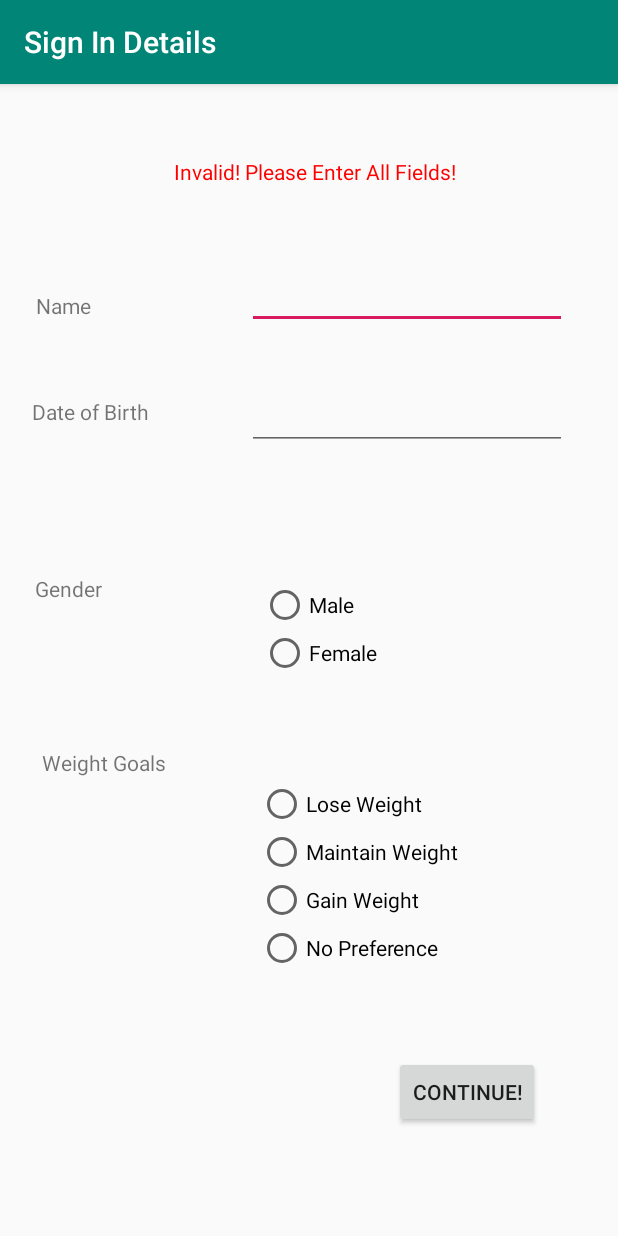
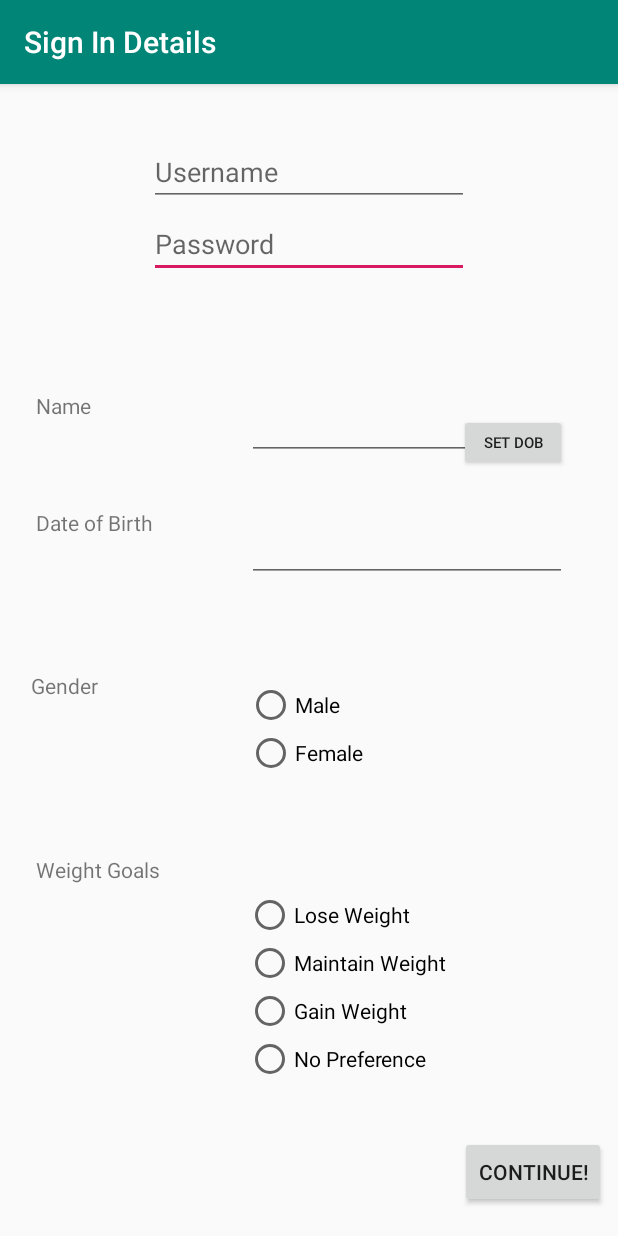
Before and after one commit to mskopic/HealthApp_test, an Android app: the UserSignUp screen opened directly, with no data from a screen before it, after a tap on "CONTINUE!", on a phone screen of 412 x 824 dp. Run offline under Robolectric (Android 15) with nearby library versions, the phone set to English and light mode, and no system bars.

Commit message:
changes made for new user sign up

```diff
--- a/app/src/main/java/com/example/healthapp_test/UserSignUp.java
+++ b/app/src/main/java/com/example/healthapp_test/UserSignUp.java
@@ -1,5 +1,7 @@
 package com.example.healthapp_test;
 
+import android.app.DatePickerDialog;
+import android.app.Dialog;
 import android.content.Context;
 import android.content.Intent;
 import android.content.SharedPreferences;
@@ -9,17 +11,33 @@ import android.os.Bundle;
 import android.support.design.widget.FloatingActionButton;
 import android.support.design.widget.Snackbar;
 import android.support.design.widget.TabLayout;
+import android.support.v4.app.DialogFragment;
 import android.support.v7.app.AppCompatActivity;
 import android.support.v7.widget.Toolbar;
+import android.view.Gravity;
+import android.view.LayoutInflater;
 import android.view.View;
+import android.view.ViewGroup;
+import android.widget.DatePicker;
 import android.widget.EditText;
 import android.widget.RadioButton;
 import android.widget.RadioGroup;
 import android.widget.TextView;
+import android.widget.Toast;
 
 import com.google.gson.Gson;
+import com.google.gson.JsonObject;
 
+import java.text.DateFormat;
+import java.text.ParseException;
+import java.text.SimpleDateFormat;
+import java.util.Calendar;
+import java.util.Date;
+import java.util.GregorianCalendar;
 import java.util.HashMap;
+import java.util.Iterator;
+import java.util.Map;
+import java.util.Set;
 
 public class UserSignUp extends AppCompatActivity {
 
@@ -35,38 +53,132 @@ public class UserSignUp extends AppCompatActivity {
     }
 
     public void saveInfo(View view) {
-        EditText name = (EditText)findViewById(R.id.name);
+        SharedPreferences user = getSharedPreferences("user_details", Context.MODE_PRIVATE);
+        Gson gson = new Gson();
+        HashMap<String, String> creds = gson.fromJson(user.getString("credentials", ""), HashMap.class);
+
+        EditText username = findViewById(R.id.username2);
+        EditText password = findViewById(R.id.password2);
+
+        String u = username.getText().toString();
+        String p = password.getText().toString();
+
+        EditText name = (EditText) findViewById(R.id.name);
         EditText dob = findViewById(R.id.dobcorr);
         String nameOf = name.getText().toString();
+        DateFormat formatter = new SimpleDateFormat("MM-dd-yy");
         String dobOf = dob.getText().toString();
+        try {
+            dobOf = formatter.parse(dob.getText().toString()).toString();
+        } catch (ParseException e) {
+            dobOf = "";
+        }
+
         RadioGroup gender = findViewById(R.id.gender);
         RadioGroup weight = findViewById(R.id.weight);
-        if(nameOf.isEmpty()||dobOf.isEmpty()||gender.getCheckedRadioButtonId()==-1
-                ||weight.getCheckedRadioButtonId()==-1){
-            TextView error = findViewById(R.id.error02);
-            error.setText("Invalid! Please Enter All Fields!");
-            error.setTextColor(Color.RED);
-        }else{
+        if (u.isEmpty() || p.isEmpty()||nameOf.isEmpty() || creds.containsKey(u)|| dobOf.isEmpty()
+                || dobOf.equals("") || gender.getCheckedRadioButtonId() == -1
+                || weight.getCheckedRadioButtonId() == -1) {
+            String text = "Invalid! Please fix the following:\n";
+            if (u.isEmpty()) {
+                text += "Enter Username\n";
+            }else if(creds.containsKey(u)){
+                text += "Username exists already\n";
+            }
+            if (p.isEmpty()) {
+                text += "Enter Password\n";
+            }
+            if (nameOf.isEmpty()) {
+                text += "Enter Name\n";
+            }
+            if (dobOf.isEmpty() || dobOf.equals("")) {
+                text += "Use \"Set DOB\" or use \"mm-dd-yy\" format\n";
+            }
+            if (gender.getCheckedRadioButtonId() == -1) {
+                text += "Select a Gender\n";
+            }
+            if (weight.getCheckedRadioButtonId() == -1) {
+                text += "Select a Weight Preference\n";
+            }
+            Context context = getApplicationContext();
+            Toast myToast = Toast.makeText(context, text, Toast.LENGTH_LONG);
+            myToast.setGravity(Gravity.TOP | Gravity.CENTER_HORIZONTAL, 0, 175);
+            myToast.show();
+
+        } else {
             RadioButton selectedGender = findViewById(gender.getCheckedRadioButtonId());
             RadioButton selectedWeight = findViewById(weight.getCheckedRadioButtonId());
             String selGender = selectedGender.getText().toString();
             String selWeight = selectedWeight.getText().toString();
             Intent prev = getIntent();
-            String user = prev.getStringExtra("username");
-            String pass = prev.getStringExtra("password");
-            UserDetails newUser = new UserDetails(user, pass, nameOf, dobOf, selGender,selWeight);
+            SharedPreferences.Editor userEdit = user.edit();
+            creds.put(u.trim(), p.trim());
+            JsonObject trying = new JsonObject();
+            Set<Map.Entry<String, String>> cred = creds.entrySet();
+            Iterator credPut = cred.iterator();
+            while (credPut.hasNext()) {
+                Map.Entry<String, String> currCreds = (Map.Entry<String, String>) credPut.next();
+                trying.addProperty(currCreds.getKey(), currCreds.getValue());
+            }
+            userEdit.putString("credentials", gson.toJson(trying));
+            userEdit.commit();
+            UserDetails newUser = new UserDetails(u.trim(), p.trim(), nameOf, dobOf, selGender, selWeight);
             SharedPreferences spUser = getSharedPreferences("user_details", Context.MODE_PRIVATE);
-            Gson gson = new Gson();
-            SharedPreferences.Editor userEdit = spUser.edit();
-            userEdit.putString(user, gson.toJson(newUser));
+            userEdit.putString(u.trim(), gson.toJson(newUser));
             userEdit.commit();
             Intent newIntent = new Intent(this, TabsActivity.class);
-            newIntent.putExtra("username",user);
+            newIntent.putExtra("username", u.trim());
             startActivity(newIntent);
         }
+    }
+
+    public void showDatePickerDialog(View v) {
+        DialogFragment newFragment = new DatePickerFragment();
+        newFragment.show(getSupportFragmentManager(), "datePicker");
+    }
+    public static class DatePickerFragment extends DialogFragment
+            implements DatePickerDialog.OnDateSetListener {
+        Integer year = null;
+        Integer month = null;
+        Integer day = null;
+
+        @Override
+        public Dialog onCreateDialog(Bundle savedInstanceState) {
+            // Use the current date as the default date in the picker
+            final Calendar c = Calendar.getInstance();
+            if(year!=null){
+                c.set(Calendar.YEAR,year);
+            }
+            if(month!=null){
+                c.set(Calendar.MONTH,month);
+            }
+            if(day!=null){
+                c.set(Calendar.DAY_OF_MONTH,month);
+            }
+            int year = c.get(Calendar.YEAR);
+            int month = c.get(Calendar.MONTH);
+            int day = c.get(Calendar.DAY_OF_MONTH);
+
+            this.year = year;
+            this.month = month;
+            this.day = day;
 
 
 
+            return new DatePickerDialog(getActivity(), this, year, month, day);
+        }
 
+        public void onDateSet(DatePicker view, int year, int month, int day) {
+            System.out.println(day);
+            Date newDate = new GregorianCalendar(year,month,day).getTime();
+            System.out.println(newDate);
+            DateFormat formatter = new SimpleDateFormat("MM-dd-yy");
+            String formattedDate = formatter.format(newDate);
+            System.out.println(formattedDate);
+            EditText dob = getActivity().findViewById(R.id.dobcorr);
+            dob.setText(formattedDate);
+        }
     }
+
+
 }
--- a/app/src/main/res/layout/content_user_sign_up.xml
+++ b/app/src/main/res/layout/content_user_sign_up.xml
@@ -7,6 +7,38 @@
     app:layout_behavior="@string/appbar_scrolling_view_behavior"
     tools:context=".UserSignUp"
     tools:showIn="@layout/activity_user_sign_up">
+
+    <EditText
+        android:id="@+id/password2"
+        android:layout_width="wrap_content"
+        android:layout_height="wrap_content"
+        android:layout_marginStart="8dp"
+        android:layout_marginLeft="8dp"
+        android:layout_marginTop="84dp"
+        android:layout_marginEnd="8dp"
+        android:layout_marginRight="8dp"
+        android:ems="10"
+        android:hint="Password"
+        android:inputType="textPersonName"
+        app:layout_constraintEnd_toEndOf="parent"
+        app:layout_constraintStart_toStartOf="parent"
+        app:layout_constraintTop_toTopOf="parent" />
+
+    <EditText
+        android:id="@+id/username2"
+        android:layout_width="wrap_content"
+        android:layout_height="wrap_content"
+        android:layout_marginStart="8dp"
+        android:layout_marginLeft="8dp"
+        android:layout_marginTop="36dp"
+        android:layout_marginEnd="8dp"
+        android:layout_marginRight="8dp"
+        android:ems="10"
+        android:hint="Username"
+        android:inputType="textPersonName"
+        app:layout_constraintEnd_toEndOf="parent"
+        app:layout_constraintStart_toStartOf="parent"
+        app:layout_constraintTop_toTopOf="parent" />
 
     <TextView
         android:id="@+id/error02"
@@ -29,7 +61,7 @@
         app:layout_constraintHorizontal_bias="0.064"
         app:layout_constraintStart_toStartOf="parent"
         app:layout_constraintTop_toTopOf="parent"
-        app:layout_constraintVertical_bias="0.184" />
+        app:layout_constraintVertical_bias="0.273" />
 
     <EditText
         android:id="@+id/name"
@@ -42,7 +74,7 @@
         app:layout_constraintHorizontal_bias="0.828"
         app:layout_constraintStart_toStartOf="parent"
         app:layout_constraintTop_toTopOf="parent"
-        app:layout_constraintVertical_bias="0.163" />
+        app:layout_constraintVertical_bias="0.284" />
 
     <TextView
         android:id="@+id/dob"
@@ -51,10 +83,30 @@
         android:text="Date of Birth"
         app:layout_constraintBottom_toBottomOf="parent"
         app:layout_constraintEnd_toEndOf="parent"
-        app:layout_constraintHorizontal_bias="0.064"
+        app:layout_constraintHorizontal_bias="0.072"
         app:layout_constraintStart_toStartOf="parent"
         app:layout_constraintTop_toTopOf="parent"
-        app:layout_constraintVertical_bias="0.279" />
+        app:layout_constraintVertical_bias="0.378" />
+
+    <Button
+        android:id="@+id/button3"
+        android:layout_width="72dp"
+        android:layout_height="38dp"
+        android:layout_marginStart="8dp"
+        android:layout_marginLeft="8dp"
+        android:layout_marginTop="220dp"
+        android:layout_marginEnd="8dp"
+        android:layout_marginRight="8dp"
+        android:layout_marginBottom="8dp"
+        android:onClick="showDatePickerDialog"
+        android:text="Set DOB"
+        android:textSize="10sp"
+        app:layout_constraintBottom_toBottomOf="parent"
+        app:layout_constraintEnd_toEndOf="parent"
+        app:layout_constraintHorizontal_bias="0.919"
+        app:layout_constraintStart_toStartOf="parent"
+        app:layout_constraintTop_toTopOf="parent"
+        app:layout_constraintVertical_bias="0.0" />
 
     <EditText
         android:id="@+id/dobcorr"
@@ -67,7 +119,7 @@
         app:layout_constraintHorizontal_bias="0.828"
         app:layout_constraintStart_toStartOf="parent"
         app:layout_constraintTop_toTopOf="parent"
-        app:layout_constraintVertical_bias="0.275" />
+        app:layout_constraintVertical_bias="0.397" />
 
     <TextView
         android:id="@+id/textView22"
@@ -76,10 +128,10 @@
         android:text="Gender"
         app:layout_constraintBottom_toBottomOf="parent"
         app:layout_constraintEnd_toEndOf="parent"
-        app:layout_constraintHorizontal_bias="0.064"
+        app:layout_constraintHorizontal_bias="0.057"
         app:layout_constraintStart_toStartOf="parent"
         app:layout_constraintTop_toTopOf="parent"
-        app:layout_constraintVertical_bias="0.436" />
+        app:layout_constraintVertical_bias="0.523" />
 
     <RadioGroup
         android:id="@+id/gender"
@@ -87,10 +139,10 @@
         android:layout_height="wrap_content"
         app:layout_constraintBottom_toBottomOf="parent"
         app:layout_constraintEnd_toEndOf="parent"
-        app:layout_constraintHorizontal_bias="0.52"
+        app:layout_constraintHorizontal_bias="0.493"
         app:layout_constraintStart_toStartOf="parent"
         app:layout_constraintTop_toTopOf="parent"
-        app:layout_constraintVertical_bias="0.471">
+        app:layout_constraintVertical_bias="0.565">
 
         <RadioButton
             android:id="@+id/radioButton7"
@@ -119,10 +171,10 @@
         android:text="Weight Goals"
         app:layout_constraintBottom_toBottomOf="parent"
         app:layout_constraintEnd_toEndOf="parent"
-        app:layout_constraintHorizontal_bias="0.064"
+        app:layout_constraintHorizontal_bias="0.051"
         app:layout_constraintStart_toStartOf="parent"
         app:layout_constraintTop_toTopOf="parent"
-        app:layout_constraintVertical_bias="0.593" />
+        app:layout_constraintVertical_bias="0.691" />
 
     <RadioGroup
         android:id="@+id/weight"
@@ -130,10 +182,10 @@
         android:layout_height="127dp"
         app:layout_constraintBottom_toBottomOf="parent"
         app:layout_constraintEnd_toEndOf="parent"
-        app:layout_constraintHorizontal_bias="0.626"
+        app:layout_constraintHorizontal_bias="0.598"
         app:layout_constraintStart_toStartOf="parent"
         app:layout_constraintTop_toTopOf="parent"
-        app:layout_constraintVertical_bias="0.724">
+        app:layout_constraintVertical_bias="0.84">
 
         <RadioButton
             android:id="@+id/radioButton9"
@@ -178,8 +230,10 @@
         android:text="Continue!"
         app:layout_constraintBottom_toBottomOf="parent"
         app:layout_constraintEnd_toEndOf="parent"
-        app:layout_constraintHorizontal_bias="0.853"
+        app:layout_constraintHorizontal_bias="1.0"
         app:layout_constraintStart_toStartOf="parent"
         app:layout_constraintTop_toTopOf="parent"
-        app:layout_constraintVertical_bias="0.909" />
+        app:layout_constraintVertical_bias="0.985" />
+
+
 </android.support.constraint.ConstraintLayout>
--- a/app/src/main/res/values/strings.xml
+++ b/app/src/main/res/values/strings.xml
@@ -17,7 +17,6 @@
     <string name="trends_week">Week</string>
     <string name="trends_month">Month</string>
     <string name="trends_all_time">All Time</string>
-
 
 
     <string-array name="exercise_choices">
```
Also changed, not shown: app/src/main/java/com/example/healthapp_test/MainActivity.java (+14 -40 lines), app/src/main/res/layout/content_welcome.xml (+28 -4 lines).
